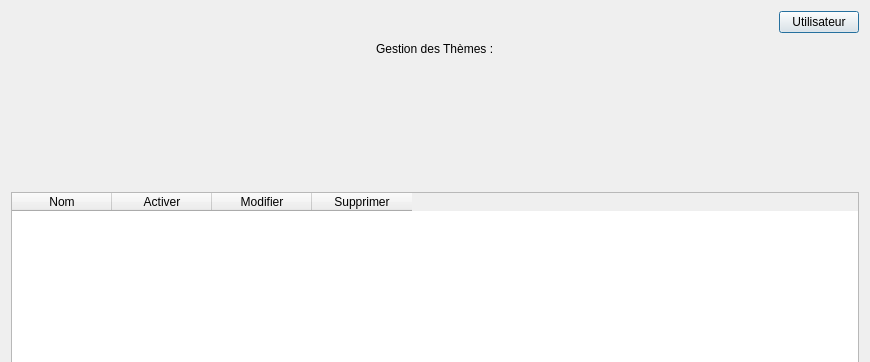
This is BackOffice/UI/theme.ui in PapyRedstone/ProjetFinalCIR2 as Qt 5 draws it before an edit; both pictures show x 0 to 870 and y 0 to 362 of the 870 by 677 pixel window. The edited form follows.
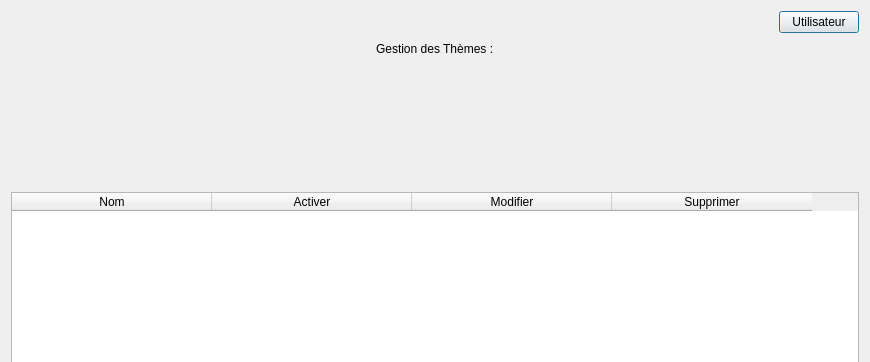
This is the edited form. Icons and pictures are not drawn.

What changed in the file:
```diff
--- a/BackOffice/UI/theme.ui
+++ b/BackOffice/UI/theme.ui
@@ -124,6 +124,9 @@
        <property name="showGrid">
         <bool>true</bool>
        </property>
+       <attribute name="horizontalHeaderDefaultSectionSize">
+        <number>200</number>
+       </attribute>
        <attribute name="verticalHeaderDefaultSectionSize">
         <number>25</number>
        </attribute>
```
Left out of the diff: 17 changed lines with no effect on the pictures.
